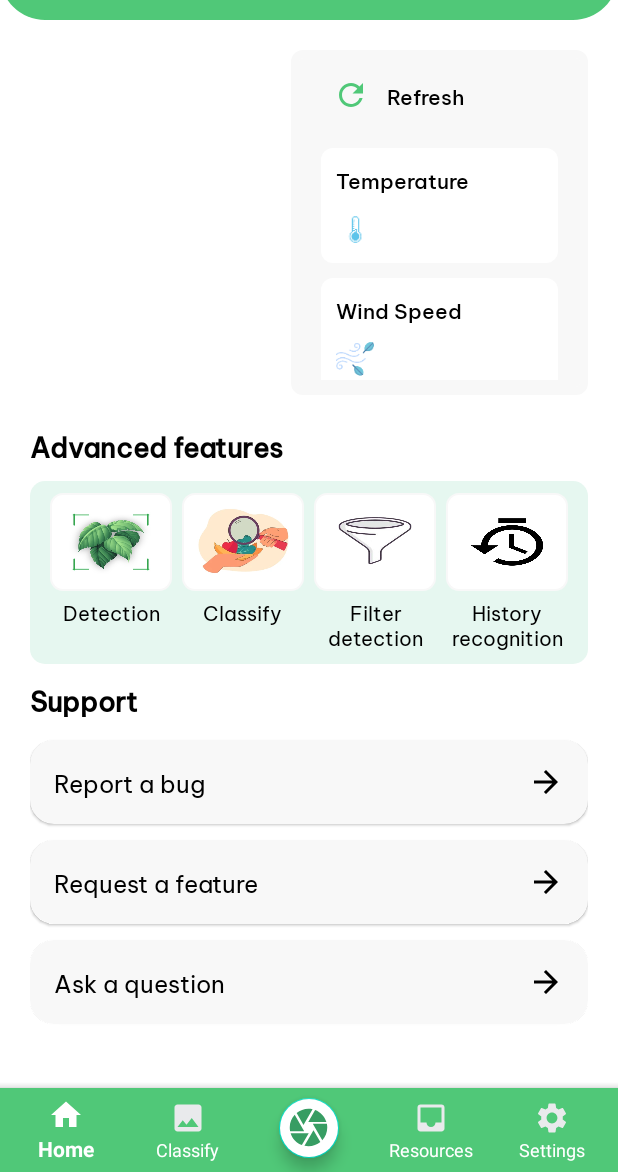
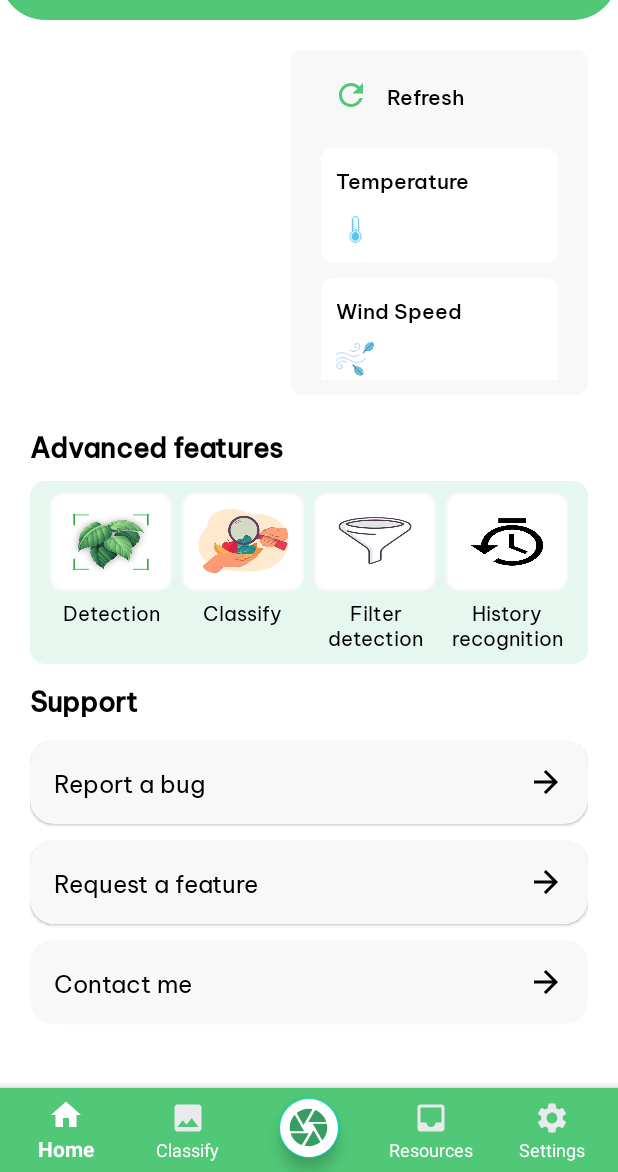
Before and after one commit to LaThanhTrong/LVTN_Vietnamese_Vegetable_Recognition, an Android app: the screen it shows after launch (MainActivity), on a phone screen of 412 x 824 dp, the part 64-1236 px from its top. Run offline under Robolectric (Android 15) with nearby library versions, the phone set to English and light mode, and no system bars; our stand-ins replace Picasso; pictures from the network do not load.

Commit message:
support feature

```diff
--- a/app/src/main/res/layout/fragment_home.xml
+++ b/app/src/main/res/layout/fragment_home.xml
@@ -452,7 +452,7 @@
                     <TextView
                         android:layout_width="wrap_content"
                         android:layout_height="wrap_content"
-                        android:text="Support"
+                        android:text="@string/support"
                         android:textSize="18sp"
                         android:textStyle="bold"
                         android:fontFamily="@font/bevietnampro_medium"
@@ -461,6 +461,7 @@
 
                     <!-- Support Option: Report a Bug -->
                     <androidx.cardview.widget.CardView
+                        android:id="@+id/reportBug"
                         android:layout_width="match_parent"
                         android:layout_height="wrap_content"
                         android:backgroundTint="@color/grey"
@@ -480,7 +481,7 @@
                                 android:layout_height="wrap_content"
                                 android:layout_weight="1"
                                 android:fontFamily="@font/bevietnampro_regular"
-                                android:text="Report a bug"
+                                android:text="@string/reportBug"
                                 android:textSize="16sp"
                                 android:textColor="@color/black" />
 
@@ -495,6 +496,7 @@
 
                     <!-- Support Option: Request a Feature -->
                     <androidx.cardview.widget.CardView
+                        android:id="@+id/requestFeature"
                         android:layout_width="match_parent"
                         android:layout_height="wrap_content"
                         android:backgroundTint="@color/grey"
@@ -514,7 +516,7 @@
                                 android:layout_height="wrap_content"
                                 android:layout_weight="1"
                                 android:fontFamily="@font/bevietnampro_regular"
-                                android:text="Request a feature"
+                                android:text="@string/requestFeature"
                                 android:textSize="16sp"
                                 android:textColor="@color/black" />
 
@@ -527,8 +529,9 @@
 
                     </androidx.cardview.widget.CardView>
 
-                    <!-- Support Option: Ask a Question -->
+                    <!-- Support Option: Contact -->
                     <androidx.cardview.widget.CardView
+                        android:id="@+id/contactMe"
                         android:layout_width="match_parent"
                         android:layout_height="wrap_content"
                         app:cardCornerRadius="16dp"
@@ -548,7 +551,7 @@
                                 android:layout_height="wrap_content"
                                 android:layout_weight="1"
                                 android:fontFamily="@font/bevietnampro_regular"
-                                android:text="Ask a question"
+                                android:text="@string/contactMe"
                                 android:textSize="16sp"
                                 android:textColor="@color/black" />
 
@@ -563,7 +566,6 @@
 
                 </LinearLayout>
 
-
             </RelativeLayout>
 
         </ScrollView>
--- a/app/src/main/res/values/strings.xml
+++ b/app/src/main/res/values/strings.xml
@@ -91,4 +91,8 @@
     <string name="confidence">Confidence</string>
     <string name="del_history">Delete History</string>
     <string name="this_image">this image</string>
+    <string name="support">Support</string>
+    <string name="reportBug">Report a bug</string>
+    <string name="requestFeature">Request a feature</string>
+    <string name="contactMe">Contact me</string>
 </resources>
```
Also changed, not shown: app/src/main/java/com/lathanhtrong/lvtn/Fragments/HomeFragment.java (+38 -0 lines), 1 other file.
